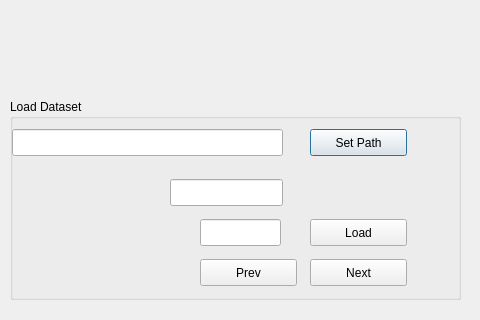
Qt form src/dialog/pcldialog.ui (hkaraoguz/ISLFramework) before a commit; both pictures show x 0 to 480 and y 381 to 701 of the 1068 by 701 pixel window.
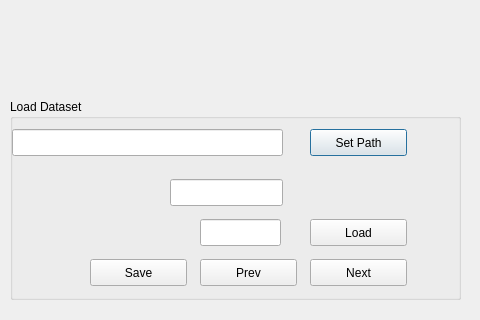
The same form after that commit. Custom widgets are drawn as their Qt base class.

Commit message: Point cloud icin Rotation ve scale eklenmeye baslandi

```diff
--- a/src/dialog/pcldialog.ui
+++ b/src/dialog/pcldialog.ui
@@ -120,6 +120,19 @@
      </rect>
     </property>
    </widget>
+   <widget class="QPushButton" name="butSavePointCloud">
+    <property name="geometry">
+     <rect>
+      <x>80</x>
+      <y>160</y>
+      <width>97</width>
+      <height>27</height>
+     </rect>
+    </property>
+    <property name="text">
+     <string>Save</string>
+    </property>
+   </widget>
   </widget>
   <widget class="QTabWidget" name="pclFuncTabs">
    <property name="geometry">
```
The commit also changes 4 other files.
